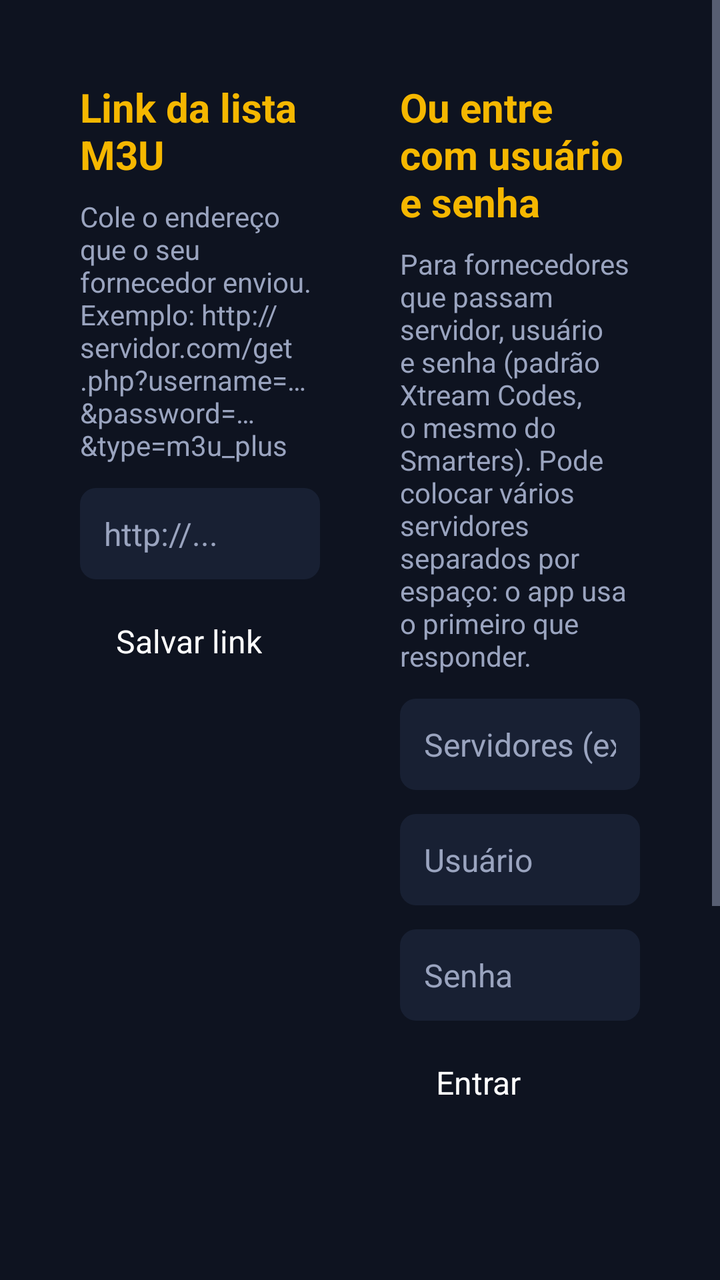
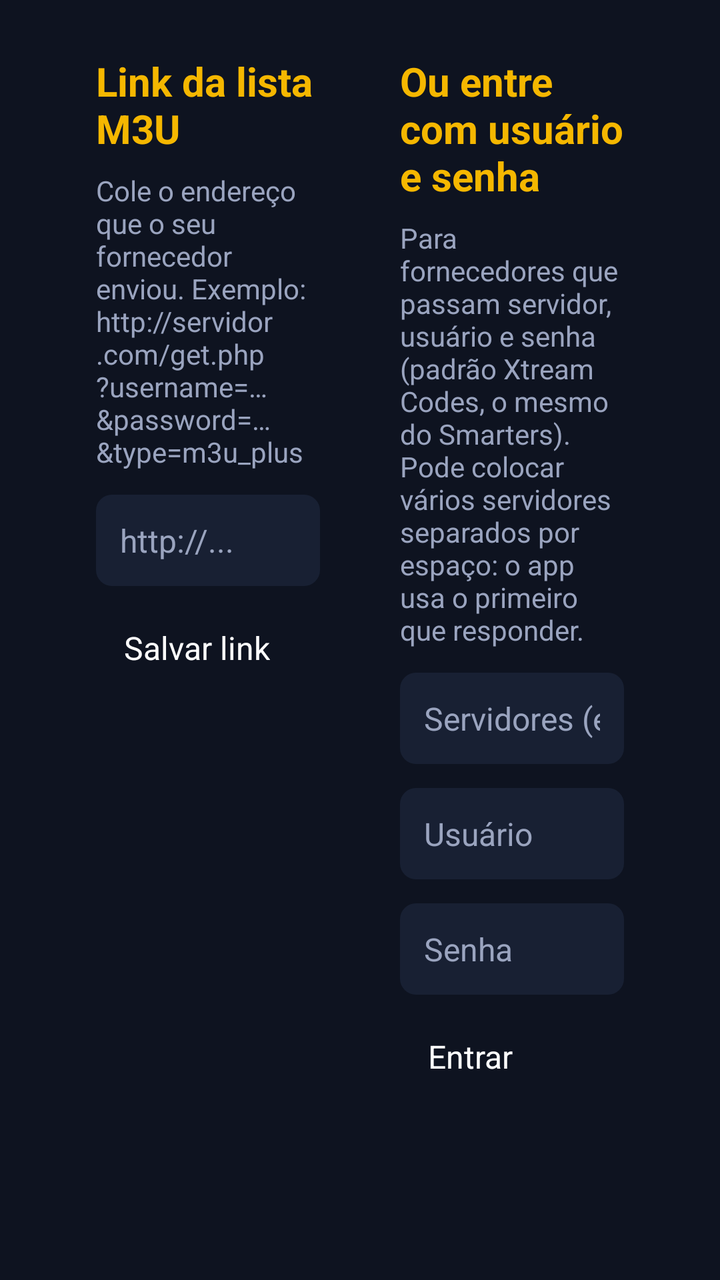

The first picture is an Android layout as it rendered before a commit; the second is the same layout after the commit. The layout source and the unified diff follow.
<!-- AndroidManifest.xml: application theme Theme.DCG -->
<!-- res/layout/activity_setup.xml -->
<?xml version="1.0" encoding="utf-8"?>
<ScrollView xmlns:android="http://schemas.android.com/apk/res/android"
    android:layout_width="match_parent"
    android:layout_height="match_parent"
    android:background="@color/bg"
    android:fillViewport="true">

    <LinearLayout
        android:layout_width="match_parent"
        android:layout_height="wrap_content"
        android:orientation="horizontal"
        android:padding="40dp">

        <LinearLayout
            android:layout_width="0dp"
            android:layout_height="wrap_content"
            android:layout_weight="1"
            android:orientation="vertical">

            <TextView
                android:layout_width="wrap_content"
                android:layout_height="wrap_content"
                android:layout_marginBottom="8dp"
                android:text="Link da lista M3U"
                android:textColor="@color/accent"
                android:textSize="20sp"
                android:textStyle="bold" />

            <TextView
                android:layout_width="match_parent"
                android:layout_height="wrap_content"
                android:layout_marginBottom="12dp"
                android:text="Cole o endereço que o seu fornecedor enviou. Exemplo: http://servidor.com/get.php?username=…&amp;password=…&amp;type=m3u_plus"
                android:textColor="@color/text_dim"
                android:textSize="14sp" />

            <EditText
                android:id="@+id/url"
                style="@style/Input"
                android:hint="http://..."
                android:imeOptions="actionDone"
                android:inputType="textUri" />

            <TextView
                android:id="@+id/saveUrl"
                style="@style/TabButton"
                android:text="Salvar link" />
        </LinearLayout>

        <LinearLayout
            android:layout_width="0dp"
            android:layout_height="wrap_content"
            android:layout_marginStart="40dp"
            android:layout_weight="1"
            android:orientation="vertical">

            <TextView
                android:layout_width="wrap_content"
                android:layout_height="wrap_content"
                android:layout_marginBottom="8dp"
                android:text="Ou entre com usuário e senha"
                android:textColor="@color/accent"
                android:textSize="20sp"
                android:textStyle="bold" />

            <TextView
                android:layout_width="match_parent"
                android:layout_height="wrap_content"
                android:layout_marginBottom="12dp"
                android:text="Para fornecedores que passam servidor, usuário e senha (padrão Xtream Codes, o mesmo do Smarters). Pode colocar vários servidores separados por espaço: o app usa o primeiro que responder."
                android:textColor="@color/text_dim"
                android:textSize="14sp" />

            <EditText
                android:id="@+id/server"
                style="@style/Input"
                android:hint="Servidores (ex.: http://a.com http://b.com)"
                android:inputType="textUri" />

            <EditText
                android:id="@+id/user"
                style="@style/Input"
                android:hint="Usuário"
                android:inputType="text" />

            <EditText
                android:id="@+id/pass"
                style="@style/Input"
                android:hint="Senha"
                android:imeOptions="actionDone"
                android:inputType="textPassword" />

            <LinearLayout
                android:layout_width="wrap_content"
                android:layout_height="wrap_content"
                android:orientation="horizontal">

                <TextView
                    android:id="@+id/saveXtream"
                    style="@style/TabButton"
                    android:text="Entrar" />

                <TextView
                    android:id="@+id/testServers"
                    style="@style/TabButton"
                    android:text="Testar servidores" />
            </LinearLayout>
        </LinearLayout>
    </LinearLayout>
</ScrollView>
<!-- resources referenced by this layout -->
<resources>
  <color name="accent">#F5B700</color>
  <color name="bg">#0E1320</color>
  <color name="text_dim">#9AA4BF</color>
  <style name="Input">
          <item name="android:layout_width">match_parent</item>
          <item name="android:layout_height">wrap_content</item>
          <item name="android:layout_marginBottom">12dp</item>
          <item name="android:background">@drawable/input_bg</item>
          <item name="android:padding">12dp</item>
          <item name="android:singleLine">true</item>
          <item name="android:textColor">@color/text</item>
          <item name="android:textColorHint">@color/text_dim</item>
          <item name="android:textSize">16sp</item>
      </style>
  <style name="TabButton">
          <item name="android:layout_width">wrap_content</item>
          <item name="android:layout_height">wrap_content</item>
          <item name="android:layout_marginEnd">8dp</item>
          <item name="android:background">@drawable/tab_bg</item>
          <item name="android:focusable">true</item>
          <item name="android:clickable">true</item>
          <item name="android:paddingStart">18dp</item>
          <item name="android:paddingEnd">18dp</item>
          <item name="android:paddingTop">8dp</item>
          <item name="android:paddingBottom">8dp</item>
          <item name="android:textColor">@color/text</item>
          <item name="android:textSize">16sp</item>
      </style>
  <style name="Theme.DCG" parent="Theme.AppCompat.NoActionBar">
          <item name="colorPrimary">@color/surface</item>
          <item name="colorPrimaryDark">@color/bg</item>
          <item name="colorAccent">@color/accent</item>
          <item name="android:windowBackground">@color/bg</item>
          <item name="android:textColorPrimary">@color/text</item>
          <item name="android:textColorSecondary">@color/text_dim</item>
      </style>
  <!-- drawable input_bg (drawable) -->
  <?xml version="1.0" encoding="utf-8"?>
  <selector xmlns:android="http://schemas.android.com/apk/res/android">
      <item android:state_focused="true">
          <shape>
              <corners android:radius="8dp" />
              <solid android:color="@color/surface_focus" />
              <stroke android:width="2dp" android:color="@color/accent" />
          </shape>
      </item>
      <item>
          <shape>
              <corners android:radius="8dp" />
              <solid android:color="@color/surface" />
          </shape>
      </item>
  </selector>
  <color name="text">#FFFFFF</color>
  <!-- drawable tab_bg (drawable) -->
  <?xml version="1.0" encoding="utf-8"?>
  <selector xmlns:android="http://schemas.android.com/apk/res/android">
      <item android:state_focused="true">
          <shape>
              <corners android:radius="20dp" />
              <solid android:color="@color/surface_focus" />
              <stroke android:width="2dp" android:color="@color/accent" />
          </shape>
      </item>
      <item android:state_selected="true">
          <shape>
              <corners android:radius="20dp" />
              <solid android:color="@color/surface" />
              <stroke android:width="1dp" android:color="@color/text_dim" />
          </shape>
      </item>
      <item>
          <shape>
              <corners android:radius="20dp" />
              <solid android:color="@android:color/transparent" />
          </shape>
      </item>
  </selector>
  <color name="surface">#182033</color>
  <color name="surface_focus">#2A3757</color>
</resources>

<!-- the commit's change to res/layout/activity_setup.xml (unified diff, before → after) -->
@@ -9,7 +9,10 @@
         android:layout_width="match_parent"
         android:layout_height="wrap_content"
         android:orientation="horizontal"
-        android:padding="40dp">
+        android:paddingStart="@dimen/safe_horizontal"
+        android:paddingTop="@dimen/safe_vertical"
+        android:paddingEnd="@dimen/safe_horizontal"
+        android:paddingBottom="@dimen/safe_vertical">
 
         <LinearLayout
             android:layout_width="0dp"
<!-- resource entries referenced after the edit -->
@@ -3,6 +3,8 @@
   <color name="accent">#F5B700</color>
   <color name="bg">#0E1320</color>
   <color name="text_dim">#9AA4BF</color>
+  <dimen name="safe_horizontal">48dp</dimen>
+  <dimen name="safe_vertical">27dp</dimen>
   <style name="Input">
           <item name="android:layout_width">match_parent</item>
           <item name="android:layout_height">wrap_content</item>
@@ -17,12 +19,13 @@
   <style name="TabButton">
           <item name="android:layout_width">wrap_content</item>
           <item name="android:layout_height">wrap_content</item>
-          <item name="android:layout_marginEnd">8dp</item>
+          <item name="android:layout_marginEnd">6dp</item>
           <item name="android:background">@drawable/tab_bg</item>
           <item name="android:focusable">true</item>
           <item name="android:clickable">true</item>
-          <item name="android:paddingStart">18dp</item>
-          <item name="android:paddingEnd">18dp</item>
+          <item name="android:paddingStart">14dp</item>
+          <item name="android:paddingEnd">14dp</item>
+          <item name="android:singleLine">true</item>
           <item name="android:paddingTop">8dp</item>
           <item name="android:paddingBottom">8dp</item>
           <item name="android:textColor">@color/text</item>
